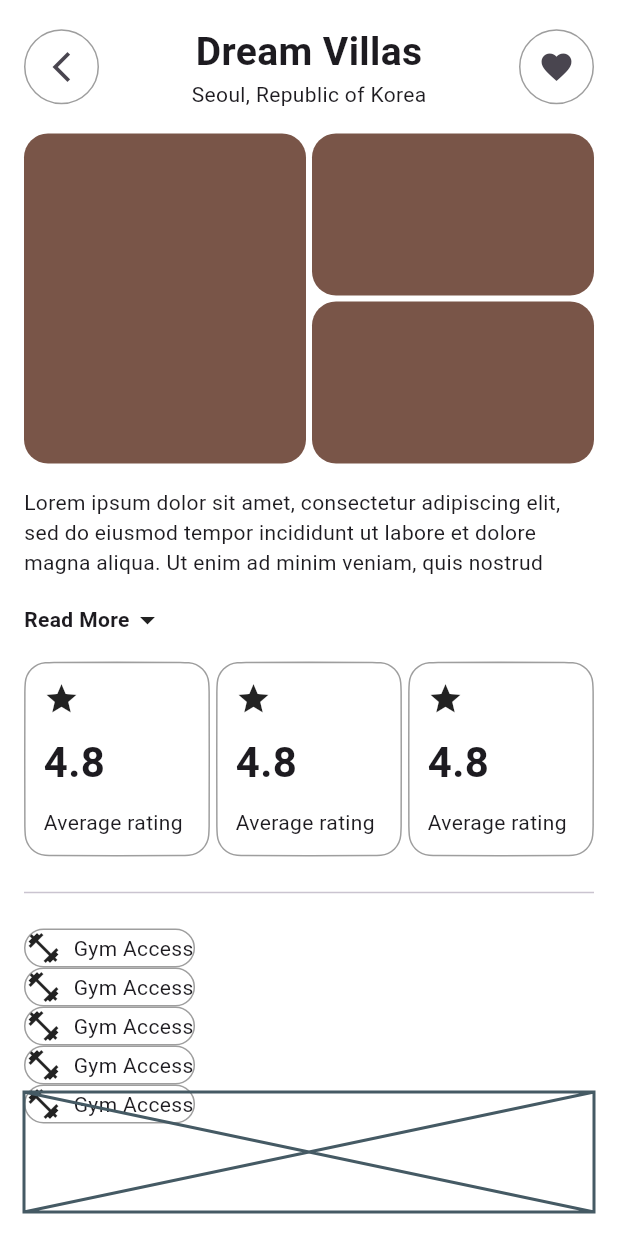
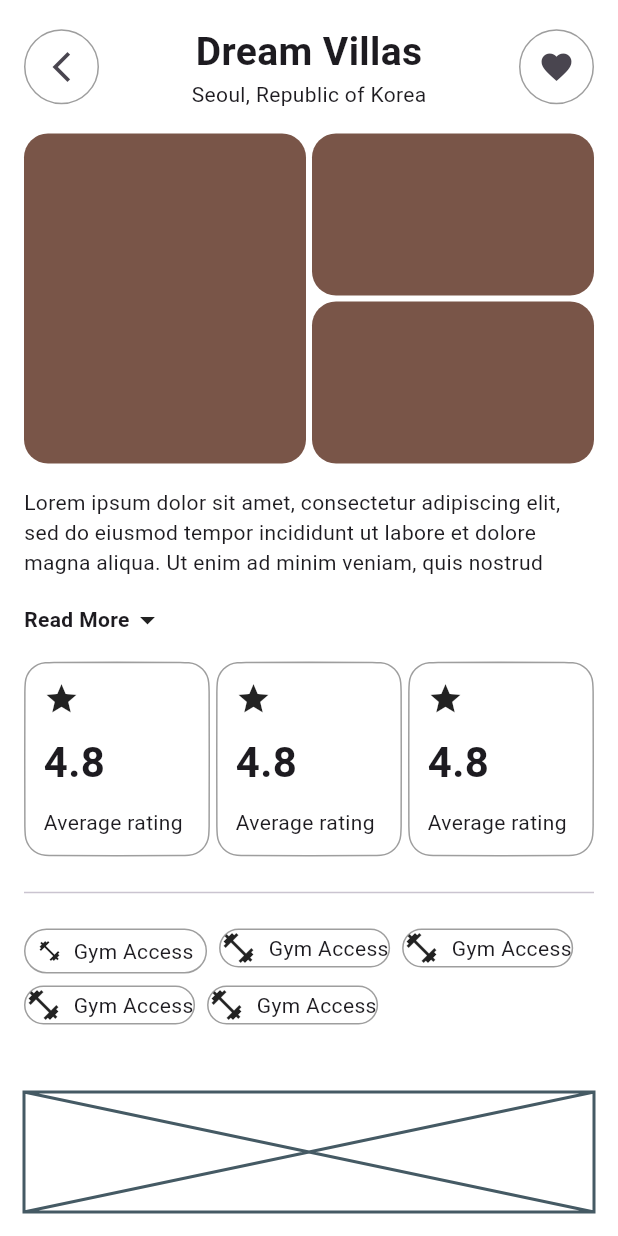
Before and after one commit to JAICHANGPARK/flutter_notebook_chapter_45, a Flutter app: the StayDetailPage screen opened directly, on a phone screen of 412 x 824 dp. Run offline on Flutter 3.47's test engine with Material 3 defaults, Android fonts, the phone set to English and light mode, and no system bars; our stand-ins replace gap, hugeicons, smooth_page_indicator.

Commit message:
Update stay_detail_page.dart

```diff
--- a/lib/ep2261_stay_booking_app/ui/detail/stay_detail_page.dart
+++ b/lib/ep2261_stay_booking_app/ui/detail/stay_detail_page.dart
@@ -205,11 +205,13 @@ class _StayDetailPageState extends State<StayDetailPage> {
               ),
               Divider(),
               Expanded(
-                child: OverflowBar(
+                child: Wrap(
+                  runSpacing: 8,
                   spacing: 8,
 
                   children: [
                     Container(
+                      padding: EdgeInsets.symmetric(horizontal: 8,vertical: 4),
                       decoration: ShapeDecoration(
                         shape: StadiumBorder(
                           side: BorderSide(color: Colors.grey),
@@ -219,7 +221,7 @@ class _StayDetailPageState extends State<StayDetailPage> {
                         mainAxisSize: MainAxisSize.min,
                         spacing: 8,
                         children: [
-                          Icon(Icons.fitness_center),
+                          Icon(Icons.fitness_center,size: 16,),
                           Text("Gym Access")
                         ],
                       ),
```
